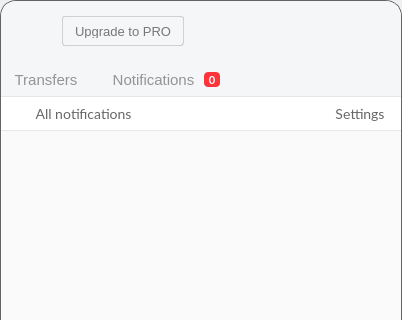
The window that src/MEGASync/gui/linux/InfoDialog.ui (meganz/MEGAsync) describes before a commit, drawn with Qt 5; both pictures show x 0 to 402 and y 0 to 320 of the 402 by 564 pixel window.
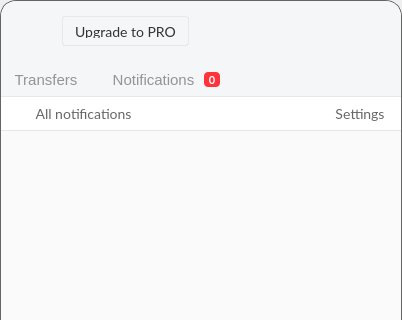
The same window after the commit. Icons and pictures are not drawn. Custom widgets are drawn as their Qt base class.

Commit message: Update css props for upgrade button

Diff of the .ui file:
```diff
--- a/src/MEGASync/gui/linux/InfoDialog.ui
+++ b/src/MEGASync/gui/linux/InfoDialog.ui
@@ -248,42 +248,16 @@
                   <bool>false</bool>
                  </property>
                  <property name="styleSheet">
-                  <string notr="true">#bUpgrade[overquota=true]
+                  <string notr="true">#bUpgrade
 {
- background-color: qlineargradient(x1: 0, y1: 0, x2: 0, y2: 1,
-                                      stop: 0 #999999, stop: 1 #aaaaaa);
- border-radius: 3px;
- border: 1px solid rgba(0, 0, 0, 45%);
- padding: 7px 12px 7px 6px;
- font-family: &quot;Lato&quot;;
- font-size: 13px;
- color: #ffffff;
-}
-#bUpgrade::hover[overquota=true]
-{
-  border: 1px solid rgba(0, 0, 0, 60%);
-  border-radius: 3px;
-  background-color: qlineargradient(x1: 0, y1: 0, x2: 0, y2: 1,
-                                      stop: 0 #999999, stop: 1 #aaaaaa);
-}
-
-#bUpgrade::pressed[overquota=true]
-{
-  border: 1px solid rgba(0, 0, 0, 60%);
-  border-radius: 3px;
-  background-color: rgba(0, 0, 0, 50%);
-}
-
-#bUpgrade
-{
- background-color: qlineargradient(x1: 0, y1: 0, x2: 0, y2: 1,
-                                      stop: 0 #ffffff, stop: 1 #fafafa);
- border-radius: 3px;
- border: 1px solid rgba(0, 0, 0, 15%);
- padding: 7px 12px 7px 12px;
- font-family: &quot;Lato&quot;;
- font-size: 13px;
- color: #777777;
+font-family: Lato;
+font-size: 14px;
+border: 1px solid rgba(0, 0, 0, 5%);
+border-radius: 3px;
+color: #333333;
+padding: 7px 12px 7px 12px;
+background-color: qlineargradient(x1: 0, y1: 0, x2: 0, y2: 1,
+stop: 0 #ffffff, stop: 1 #fafafa);
 }
 
 #bUpgrade::hover
```
Left out of the diff: 17 changed lines with no effect on the pictures. The commit also changes 2 other files.
